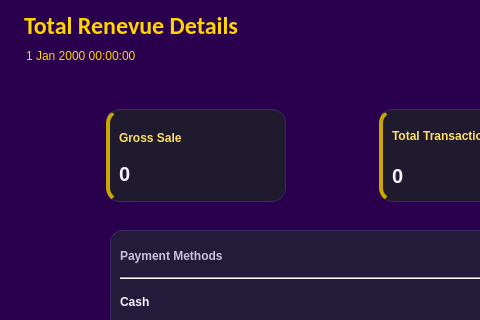
Above: UI/totalrev_expand.ui from codenoobie25/ThunderCats before the change; both pictures show x 0 to 480 and y 0 to 320 of the 915 by 490 pixel window. Below: the same form after it.
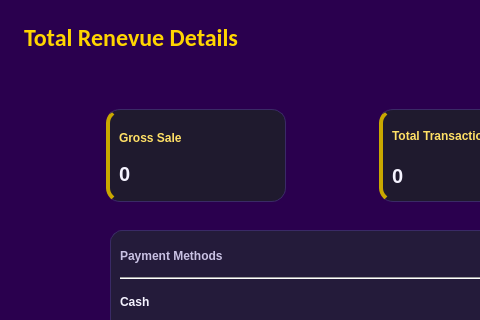
That is the form after the change. Icons and pictures are not drawn.

What changed in the file:
```diff
--- a/UI/totalrev_expand.ui
+++ b/UI/totalrev_expand.ui
@@ -606,34 +606,6 @@
       </property>
      </widget>
     </item>
-    <item>
-     <widget class="QDateTimeEdit" name="dateTimeEdit">
-      <property name="maximumSize">
-       <size>
-        <width>175</width>
-        <height>16777215</height>
-       </size>
-      </property>
-      <property name="styleSheet">
-       <string notr="true">background: transparent;
-border: none;
-color:#ffd500
-</string>
-      </property>
-      <property name="frame">
-       <bool>false</bool>
-      </property>
-      <property name="alignment">
-       <set>Qt::AlignmentFlag::AlignLeading|Qt::AlignmentFlag::AlignLeft|Qt::AlignmentFlag::AlignVCenter</set>
-      </property>
-      <property name="readOnly">
-       <bool>true</bool>
-      </property>
-      <property name="buttonSymbols">
-       <enum>QAbstractSpinBox::ButtonSymbols::NoButtons</enum>
-      </property>
-     </widget>
-    </item>
    </layout>
   </widget>
   <widget class="QFrame" name="frame_2">
```
Left out of the diff: 10 changed lines with no effect on the pictures.
